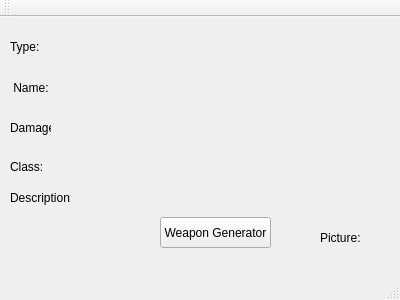
Old version of the form mainwindow.ui in the repository jspence300/WepSection.
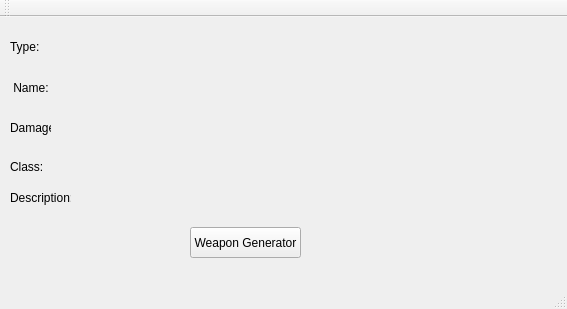
New version of the form.

```diff
--- a/mainwindow.ui
+++ b/mainwindow.ui
@@ -6,8 +6,8 @@
    <rect>
     <x>0</x>
     <y>0</y>
-    <width>400</width>
-    <height>300</height>
+    <width>567</width>
+    <height>309</height>
    </rect>
   </property>
   <property name="windowTitle">
@@ -17,8 +17,8 @@
    <widget class="QPushButton" name="wepGen">
     <property name="geometry">
      <rect>
-      <x>160</x>
-      <y>200</y>
+      <x>190</x>
+      <y>210</y>
       <width>111</width>
       <height>31</height>
      </rect>
@@ -66,19 +66,6 @@
      <string>Damage:</string>
     </property>
    </widget>
-   <widget class="QLabel" name="label_4">
-    <property name="geometry">
-     <rect>
-      <x>320</x>
-      <y>210</y>
-      <width>47</width>
-      <height>21</height>
-     </rect>
-    </property>
-    <property name="text">
-     <string>Picture:</string>
-    </property>
-   </widget>
    <widget class="QLabel" name="label_5">
     <property name="geometry">
      <rect>
@@ -170,6 +157,19 @@
      <string/>
     </property>
    </widget>
+   <widget class="QLabel" name="picLabel">
+    <property name="geometry">
+     <rect>
+      <x>376</x>
+      <y>12</y>
+      <width>161</width>
+      <height>241</height>
+     </rect>
+    </property>
+    <property name="text">
+     <string/>
+    </property>
+   </widget>
   </widget>
   <widget class="QMenuBar" name="menuBar">
    <property name="geometry">
```
Left out of the diff: 2 changed lines with no effect on the pictures.
